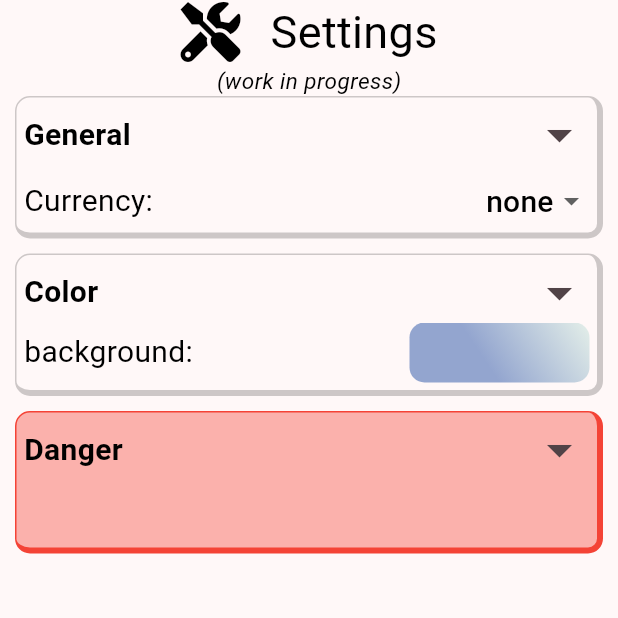
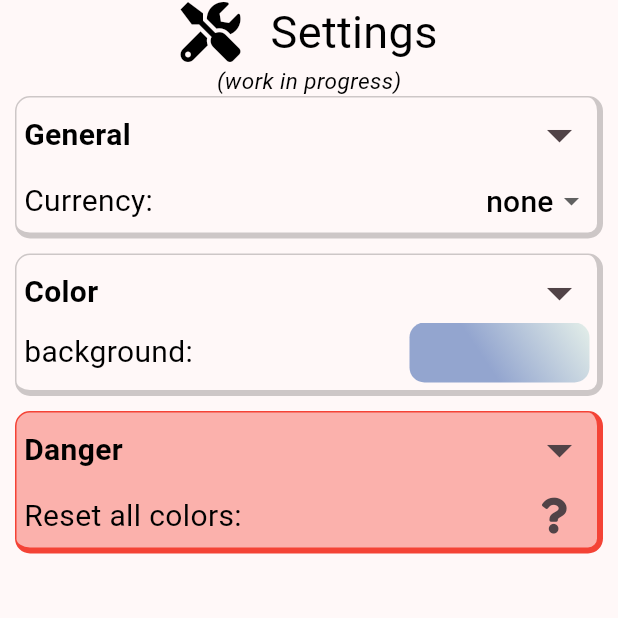
Before and after one commit to EtienneAuroux/tokihakanenari, a Flutter app: the Settings screen opened directly, on a phone screen of 412 x 824 dp, the top half of it. Run offline on Flutter 3.47's test engine with Material 3 defaults, Android fonts, the phone set to English and light mode, and no system bars; our stand-ins replace shared_preferences; accounts and stored records are empty; Roboto replaces fonts that are missing (MontserratAlternate); project files that could hold a hidden picture were left out.

Commit message:
<feat>: Implemented dummy widgets to have setting containers occupied.

```diff
--- a/lib/card_types/settings.dart
+++ b/lib/card_types/settings.dart
@@ -95,7 +95,34 @@ class _SettingsState extends State<Settings> {
   }
 
   List<Widget> getDangerSettings() {
-    return [];
+    return [
+      Row(
+        mainAxisAlignment: MainAxisAlignment.spaceBetween,
+        children: [
+          Text(
+            'Reset all colors:',
+            style: TextStyles.cardBody,
+          ),
+          IconButton(
+            onPressed: () {},
+            icon: Icon(FontAwesome5.question),
+          )
+        ],
+      ),
+      Row(
+        mainAxisAlignment: MainAxisAlignment.spaceBetween,
+        children: [
+          Text(
+            'Erase all data:',
+            style: TextStyles.cardBody,
+          ),
+          IconButton(
+            onPressed: () {},
+            icon: Icon(FontAwesome5.skull_crossbones),
+          )
+        ],
+      )
+    ];
   }
 
   @override
--- a/lib/main.dart
+++ b/lib/main.dart
@@ -155,3 +155,7 @@ class _MainPageState extends State<MainPage> {
 // Google Play Console
 // okame.developer
 // UH27ciTnhud1
+
+// flutter build appbundle --no-tree-shake-icons
+
+// jkr7i1%1jhsDj9
```
Also changed, not shown: 1 other file.
